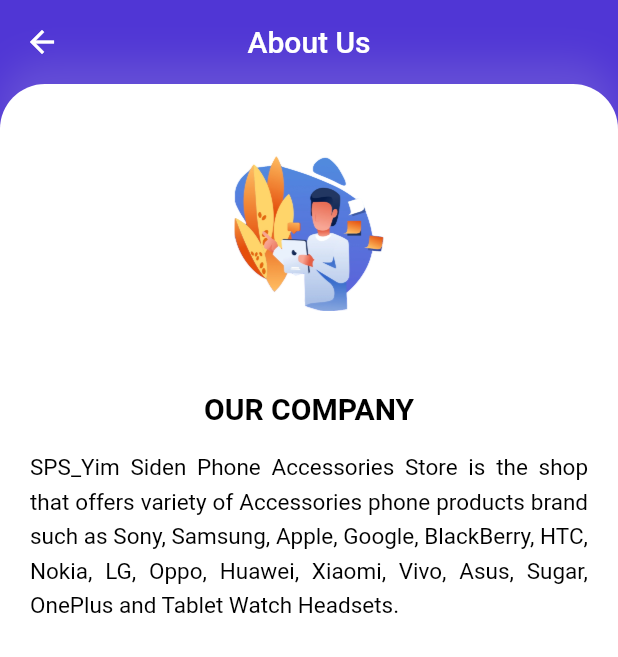
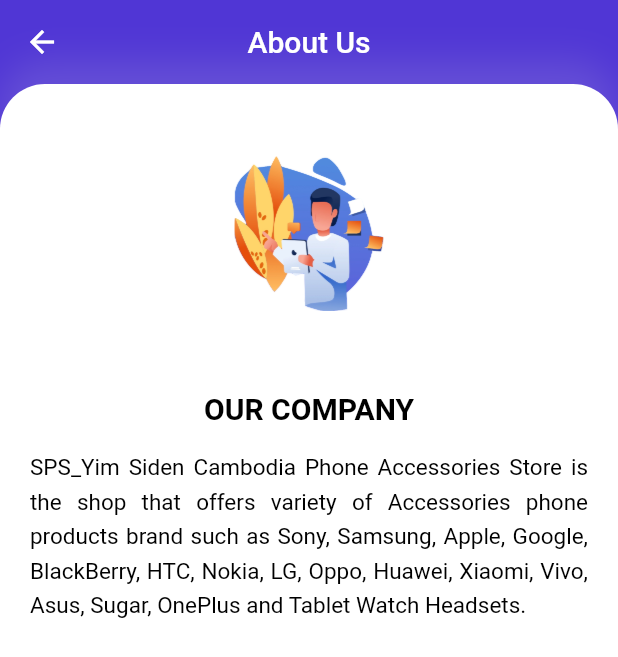
Before and after one commit to siden9700/merl24, a Flutter app: the AboutUs screen opened directly, on a phone screen of 412 x 824 dp. Shown: the top 657 px of the screen. Run offline on Flutter 3.47's test engine with Material 2 defaults, Android fonts, the phone set to English and light mode, and no system bars; our stand-ins replace cached_network_image, carousel_slider, curved_navigation_bar, flutter_zoom_drawer, google_nav_bar, shared_preferences; missing offline and left inert: shared_preferences_web; accounts and stored records are empty.

Commit message:
merl24v1.0.2

```diff
--- a/lib/about.dart
+++ b/lib/about.dart
@@ -89,7 +89,7 @@ class Body extends StatelessWidget {
                         fontWeight: FontWeight.bold)),
                 SizedBox(height: 15),
                 Text(
-                    "SPS_Yim Siden Phone Accessories Store is the shop that offers variety of Accessories phone products brand such as Sony, Samsung, Apple, Google, BlackBerry, HTC, Nokia, LG, Oppo, Huawei, Xiaomi, Vivo, Asus, Sugar, OnePlus and Tablet Watch Headsets.",
+                    "SPS_Yim Siden Cambodia Phone Accessories Store is the shop that offers variety of Accessories phone products brand such as Sony, Samsung, Apple, Google, BlackBerry, HTC, Nokia, LG, Oppo, Huawei, Xiaomi, Vivo, Asus, Sugar, OnePlus and Tablet Watch Headsets.",
                     textAlign: TextAlign.justify,
                     style: TextStyle(
                       height: 1.5,
```
